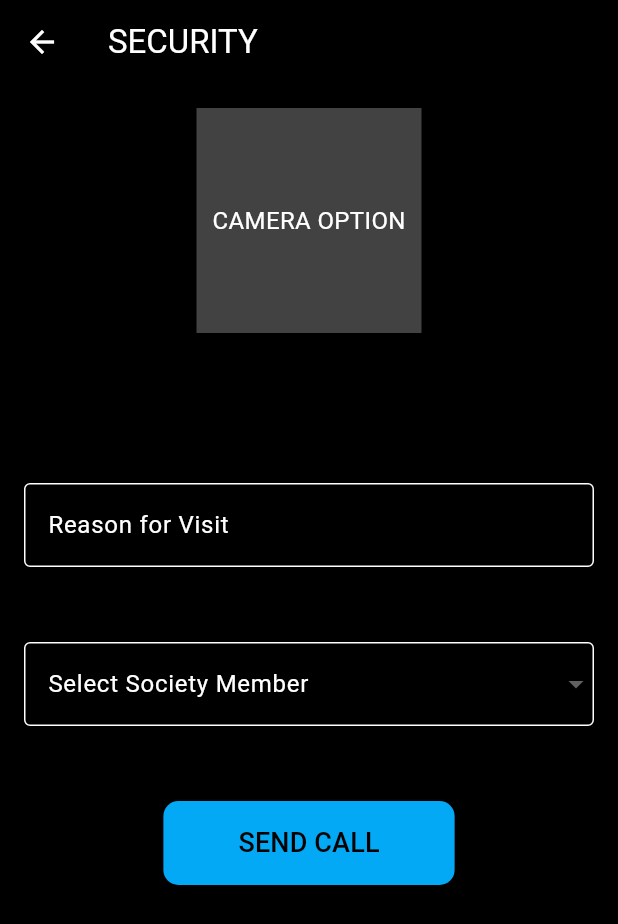
After one commit to chetanyk655/Society, a Flutter app: the DashBoardFinal screen opened directly, after a tap on "Security", on a phone screen of 412 x 824 dp. The commit adds this screen. Shown: the top 924 px of the screen. Run offline on Flutter 3.47's test engine with Material 3 defaults, Android fonts, the phone set to English and light mode, and no system bars; our stand-ins replace flutter_profile_picture, flutter_svg, google_fonts, image_picker, permission_handler; missing offline and left inert: dart:ffi; network calls fail.

Commit message:
lots of changes

```diff
--- a/lib/member/dashboard_final.dart
+++ b/lib/member/dashboard_final.dart
@@ -7,6 +7,8 @@ import 'package:first_app/member/market_place/marketPlace_screen.dart';
 // import 'package:first_app/member/contant_system/contact_list.dart';
 import 'package:first_app/member/notice/notice.dart';
 import 'package:first_app/member/payment.dart';
+import 'package:first_app/member/security_call.dart';
+import 'package:first_app/selection_screen.dart';
 import 'package:flutter/material.dart';
 import 'package:first_app/services/api.dart';
 import 'dart:convert';
@@ -19,12 +21,23 @@ class DashBoardFinal extends StatelessWidget {
       onWillPop: () async => false,
       child: Scaffold(
         appBar: AppBar(
+          iconTheme: const IconThemeData(color: Colors.white),
           automaticallyImplyLeading: false,
           title: const Text(
             'Menu Bar',
             style: TextStyle(color: Colors.white),
           ),
           backgroundColor: const Color.fromARGB(255, 0, 0, 0),
+          actions: [
+            IconButton(onPressed: (){
+              Navigator.push(
+                          context,
+                          MaterialPageRoute(
+                            builder: (context) => const SelectionScreen(),
+                          ),
+                        );
+            }, icon: const Icon(Icons.logout)),
+          ],
         ),
         body: Container(
           decoration: const BoxDecoration(
@@ -79,7 +92,14 @@ class DashBoardFinal extends StatelessWidget {
                     )),
               ),
               InkWell(
-                onTap: () {},
+                onTap: () {
+                  Navigator.push(
+                          context,
+                          MaterialPageRoute(
+                            builder: (context) => const SecurityApp(),
+                          ),
+                        );
+                },
                 splashColor: Theme.of(context).primaryColor,
                 borderRadius: BorderRadius.circular(16),
                 child: Container(
--- /dev/null
+++ b/lib/member/security_call.dart
@@ -0,0 +1,212 @@
+import 'package:flutter/material.dart';
+import 'package:image_picker/image_picker.dart';
+import 'dart:io';
+import 'package:url_launcher/url_launcher.dart';
+import 'package:permission_handler/permission_handler.dart';
+
+class SecurityApp extends StatelessWidget {
+  const SecurityApp({super.key});
+
+  @override
+  Widget build(BuildContext context) {
+    return const MaterialApp(
+      home: SecurityPage(),
+    );
+  }
+}
+
+class SecurityPage extends StatefulWidget {
+  const SecurityPage({super.key});
+
+  @override
+  _SecurityPageState createState() => _SecurityPageState();
+}
+
+class _SecurityPageState extends State<SecurityPage> {
+  File? _image;
+  final picker = ImagePicker();
+  final TextEditingController _reasonController = TextEditingController();
+  String? selectedMember;
+  List<String> members = ['Flat 101', 'Flat 102', 'Flat 103', 'Flat 104'];
+
+  Map<String, String> memberPhoneNumbers = {
+    'Flat 101': '8767333534',
+    'Flat 102': '9876543210',
+    'Flat 103': '1122334455',
+    'Flat 104': '5566778899',
+  };
+
+  Future<void> _takePicture() async {
+    final status = await Permission.camera.request();
+    if (status.isGranted) {
+      final pickedFile = await picker.pickImage(source: ImageSource.camera);
+      setState(() {
+        if (pickedFile != null) {
+          _image = File(pickedFile.path);
+        } else {
+          ScaffoldMessenger.of(context).showSnackBar(
+            const SnackBar(content: Text("No image selected")),
+          );
+        }
+      });
+    } else {
+      ScaffoldMessenger.of(context).showSnackBar(
+        const SnackBar(content: Text("Camera permission denied")),
+      );
+    }
+  }
+
+  Future<void> _makePhoneCall(String phoneNumber) async {
+    var status = await Permission.phone.request();
+    if (status.isGranted) {
+      final Uri phoneUrl = Uri(scheme: 'tel', path: phoneNumber);
+      try {
+        if (await canLaunch(phoneUrl.toString())) {
+          await launch(phoneUrl.toString());
+        } else {
+          ScaffoldMessenger.of(context).showSnackBar(
+            const SnackBar(content: Text("Could not launch call")),
+          );
+        }
+      } catch (e) {
+        print("Error launching URL: $e"); // Log the error
+        ScaffoldMessenger.of(context).showSnackBar(
+          SnackBar(content: Text("Error: $e")),
+        );
+      }
+    } else {
+      ScaffoldMessenger.of(context).showSnackBar(
+        const SnackBar(content: Text("Phone call permission denied")),
+      );
+    }
+  }
+
+  @override
+  void dispose() {
+    _reasonController.dispose();
+    super.dispose();
+  }
+
+  @override
+  Widget build(BuildContext context) {
+    return Scaffold(
+      appBar: AppBar(
+        title: const Text("SECURITY", style: TextStyle(color: Colors.white)),
+        backgroundColor: Colors.black,
+        leading: IconButton(
+          icon: const Icon(Icons.arrow_back, color: Colors.white),
+          onPressed: () {
+            Navigator.pop(context);
+          },
+        ),
+      ),
+      backgroundColor: Colors.black,
+      body: Padding(
+        padding: const EdgeInsets.all(16.0),
+        child: Column(
+          crossAxisAlignment: CrossAxisAlignment.start,
+          children: [
+            Center(
+              child: GestureDetector(
+                onTap: _takePicture,
+                child: Container(
+                  height: 150,
+                  width: 150,
+                  color: Colors.grey[800],
+                  child: _image == null
+                      ? const Center(
+                          child: Text(
+                            'CAMERA OPTION',
+                            style: TextStyle(
+                              color: Colors.white,
+                              fontSize: 16,
+                            ),
+                          ),
+                        )
+                      : Image.file(_image!, fit: BoxFit.cover),
+                ),
+              ),
+            ),
+            const SizedBox(height: 100),
+
+            TextField(
+              controller: _reasonController,
+              style: const TextStyle(color: Colors.white),
+              decoration: const InputDecoration(
+                labelText: "Reason for Visit",
+                labelStyle: TextStyle(color: Colors.white),
+                enabledBorder: OutlineInputBorder(
+                  borderSide: BorderSide(color: Colors.white),
+                ),
+                focusedBorder: OutlineInputBorder(
+                  borderSide: BorderSide(color: Colors.blue),
+                ),
+              ),
+            ),
+            const SizedBox(height: 50),
+
+            DropdownButtonFormField<String>(
+              dropdownColor: Colors.grey[800],
+              value: selectedMember,
+              items: members.map((String member) {
+                return DropdownMenuItem<String>(
+                  value: member,
+                  child: Text(member, style: const TextStyle(color: Colors.white)),
+                );
+              }).toList(),
+              onChanged: (value) {
+                setState(() {
+                  selectedMember = value;
+                });
+              },
+              decoration: const InputDecoration(
+                labelText: "Select Society Member",
+                labelStyle: TextStyle(color: Colors.white),
+                enabledBorder: OutlineInputBorder(
+                  borderSide: BorderSide(color: Colors.white),
+                ),
+                focusedBorder: OutlineInputBorder(
+                  borderSide: BorderSide(color: Colors.blue),
+                ),
+              ),
+            ),
+            const SizedBox(height: 50),
+
+            Center(
+              child: ElevatedButton(
+                onPressed: () {
+                  if (selectedMember != null) {
+                    String? phoneNumber = memberPhoneNumbers[selectedMember];
+                    if (phoneNumber != null) {
+                      _makePhoneCall(phoneNumber);
+                    } else {
+                      ScaffoldMessenger.of(context).showSnackBar(
+                        const SnackBar(content: Text("Phone number not available")),
+                      );
+                    }
+                  } else {
+                    ScaffoldMessenger.of(context).showSnackBar(
+                      const SnackBar(content: Text("Please select a member")),
+                    );
+                  }
+                },
+                style: ElevatedButton.styleFrom(
+                  backgroundColor: Colors.lightBlue,
+                  padding:
+                      const EdgeInsets.symmetric(horizontal: 50, vertical: 15),
+                  shape: RoundedRectangleBorder(
+                    borderRadius: BorderRadius.circular(10),
+                  ),
+                ),
+                child: const Text(
+                  'SEND CALL',
+                  style: TextStyle(fontSize: 18, color: Colors.black),
+                ),
+              ),
+            ),
+          ],
+        ),
+      ),
+    );
+  }
+}
--- a/pubspec.yaml
+++ b/pubspec.yaml
@@ -47,6 +47,8 @@ dependencies:
   path_provider: ^2.1.4
   printing: ^5.13.3
   open_file: ^3.5.6
+  url_launcher: ^6.3.0
+  permission_handler: ^11.3.1
 
 
 
```
Also changed, not shown: lib/admin/admin_dashboard.dart (+11 -0 lines), lib/main.dart (+6 -1 lines), lib/member/Complaint_and_feedback.dart (+51 -3 lines), lib/member/contant_system/contactListView.dart (+17 -2 lines), pubspec.lock, 8 other files.
